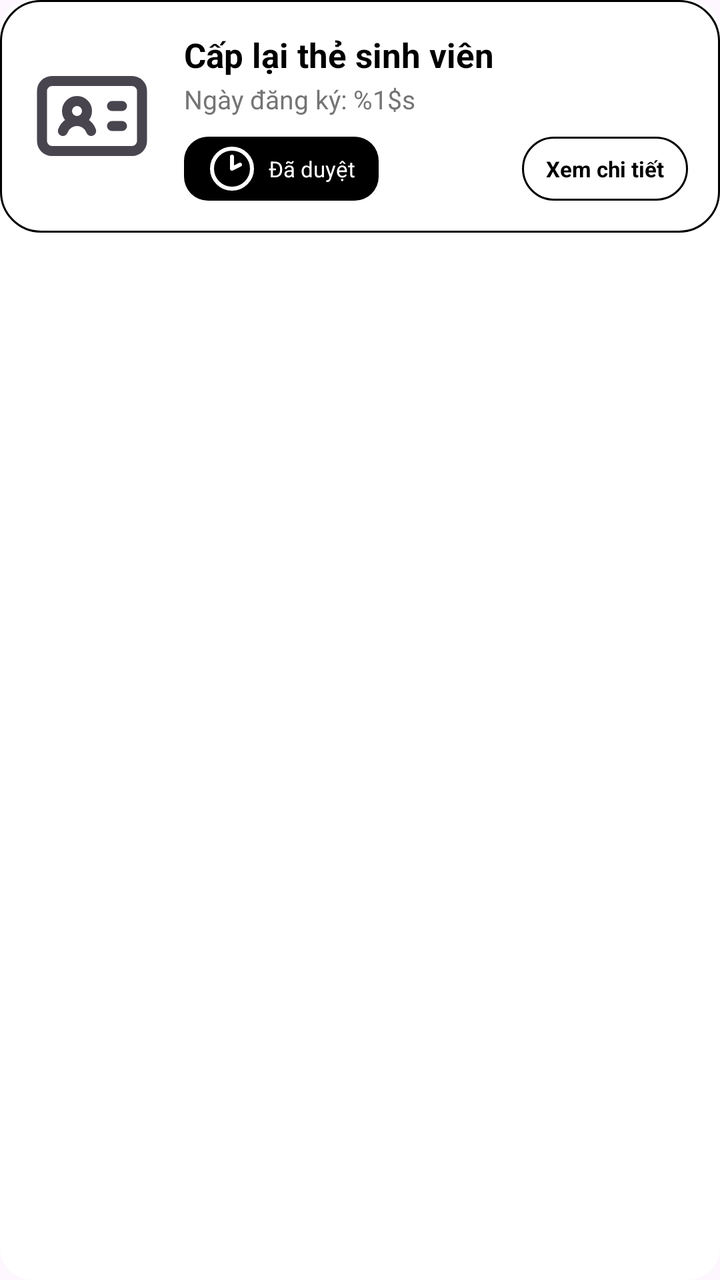
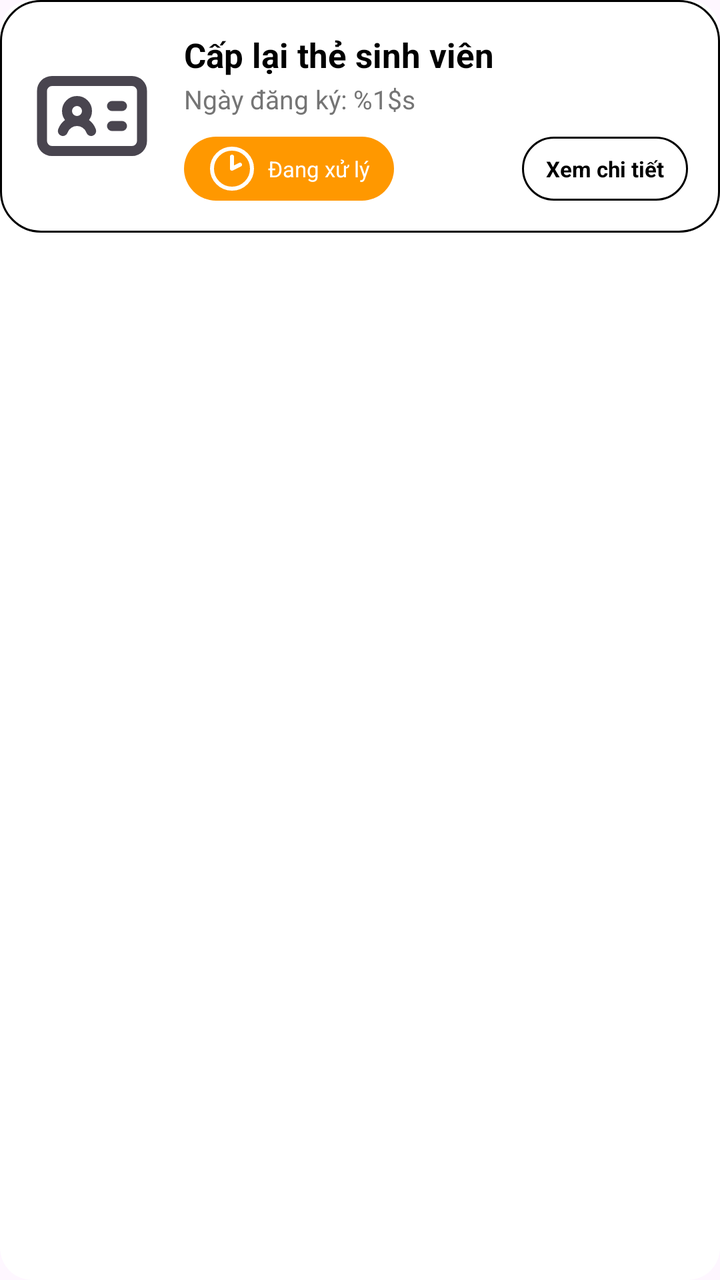

An Android layout rendered at two revisions. The XML below is the earlier revision; the diff shows what the commit changed to produce the second picture.
<!-- AndroidManifest.xml: application theme Theme.UTC2AppReborn -->
<!-- res/layout/item_public_service_result.xml -->
<?xml version="1.0" encoding="utf-8"?>
<androidx.cardview.widget.CardView
    xmlns:android="http://schemas.android.com/apk/res/android"
    xmlns:app="http://schemas.android.com/apk/res-auto"
    android:layout_width="match_parent"
    android:layout_height="wrap_content"
    android:layout_marginHorizontal="16dp"
    android:layout_marginVertical="8dp"
    app:cardCornerRadius="16dp"
    app:cardElevation="0dp">

    <LinearLayout
        android:layout_width="match_parent"
        android:layout_height="wrap_content"
        android:background="@drawable/bg_rounded_white"
        android:orientation="horizontal"
        android:padding="16dp"
        android:gravity="center_vertical">

        <ImageView
            android:id="@+id/imgIcon"
            android:layout_width="60dp"
            android:layout_height="60dp"
            android:src="@drawable/ic_id_card"
            android:scaleType="fitCenter"
            android:contentDescription="@string/section_public_service" />

        <RelativeLayout
            android:layout_width="match_parent"
            android:layout_height="wrap_content"
            android:layout_marginStart="16dp">

            <TextView
                android:id="@+id/txtTitle"
                android:layout_width="wrap_content"
                android:layout_height="wrap_content"
                android:text="@string/reissue_card_title"
                android:textColor="@color/black"
                android:textStyle="bold"
                android:textSize="17sp" />

            <TextView
                android:id="@+id/txtDate"
                android:layout_width="wrap_content"
                android:layout_height="wrap_content"
                android:layout_below="@id/txtTitle"
                android:layout_marginTop="2dp"
                android:text="@string/date_placeholder"
                android:textColor="#757575"
                android:textSize="13sp" />

            <TextView
                android:id="@+id/txtStatus"
                android:layout_width="wrap_content"
                android:layout_height="32dp"
                android:layout_below="@id/txtDate"
                android:layout_marginTop="10dp"
                android:background="@drawable/bg_button_black"
                android:paddingHorizontal="12dp"
                android:text="@string/status_approved"
                android:textColor="@color/white"
                android:textSize="11sp"
                app:drawableStartCompat="@drawable/ic_clock_2"
                android:drawablePadding="6dp"
                android:gravity="center"
                app:drawableTint="@color/white"/>

            <TextView
                android:id="@+id/btnDetail"
                android:layout_width="wrap_content"
                android:layout_height="32dp"
                android:layout_alignParentEnd="true"
                android:layout_alignBottom="@id/txtStatus"
                android:background="@drawable/bg_rounded_white"
                android:paddingHorizontal="12dp"
                android:text="@string/view_detail"
                android:textColor="@color/black"
                android:textSize="11sp"
                android:textStyle="bold"
                android:gravity="center" />
        </RelativeLayout>
    </LinearLayout>
</androidx.cardview.widget.CardView>
<!-- resources referenced by this layout -->
<resources>
  <color name="black">#FF000000</color>
  <color name="white">#FFFFFFFF</color>
  <!-- drawable bg_button_black (drawable) -->
  <?xml version="1.0" encoding="utf-8"?>
  <shape xmlns:android="http://schemas.android.com/apk/res/android">
      <solid android:color="@color/black" /> <corners android:radius="12dp" /> </shape>
  <!-- drawable bg_rounded_white (drawable) -->
  <?xml version="1.0" encoding="utf-8"?>
  <shape xmlns:android="http://schemas.android.com/apk/res/android">
      <solid android:color="@color/white" />
  
      <corners android:radius="20dp" />
  
      <stroke
          android:width="1dp"
          android:color="@color/black" />
  </shape>
  <!-- drawable ic_clock_2 (drawable) -->
  <vector xmlns:android="http://schemas.android.com/apk/res/android"
      android:width="24dp"
      android:height="24dp"
      android:viewportWidth="24"
      android:viewportHeight="24">
  
      <path
          android:pathData="M12 2a10 10 0 1 1 0 20a10 10 0 1 1 0-20"
          android:strokeColor="?attr/colorControlNormal"
          android:strokeWidth="2"
          android:fillColor="@android:color/transparent"/>
  
      <path
          android:pathData="M12 6v6l4-2"
          android:strokeColor="?attr/colorControlNormal"
          android:strokeWidth="2"
          android:fillColor="@android:color/transparent"
          android:strokeLineCap="round"
          android:strokeLineJoin="round"/>
  
  </vector>
  <!-- drawable ic_id_card (drawable) -->
  <vector xmlns:android="http://schemas.android.com/apk/res/android"
      android:width="24dp"
      android:height="24dp"
      android:viewportWidth="24"
      android:viewportHeight="24">
  
      <path
          android:pathData="M16 10h2"
          android:strokeColor="?attr/colorControlNormal"
          android:strokeWidth="2"
          android:fillColor="@android:color/transparent"
          android:strokeLineCap="round"
          android:strokeLineJoin="round"/>
  
      <path
          android:pathData="M16 14h2"
          android:strokeColor="?attr/colorControlNormal"
          android:strokeWidth="2"
          android:fillColor="@android:color/transparent"
          android:strokeLineCap="round"
          android:strokeLineJoin="round"/>
  
      <path
          android:pathData="M6.17 15a3 3 0 0 1 5.66 0"
          android:strokeColor="?attr/colorControlNormal"
          android:strokeWidth="2"
          android:fillColor="@android:color/transparent"
          android:strokeLineCap="round"
          android:strokeLineJoin="round"/>
  
      <path
          android:pathData="M9 9a2 2 0 1 1 0 4a2 2 0 1 1 0-4"
          android:strokeColor="?attr/colorControlNormal"
          android:strokeWidth="2"
          android:fillColor="@android:color/transparent"/>
  
      <path
          android:pathData="M2 7a2 2 0 0 1 2-2h16a2 2 0 0 1 2 2v10a2 2 0 0 1-2 2H4a2 2 0 0 1-2-2z"
          android:strokeColor="?attr/colorControlNormal"
          android:strokeWidth="2"
          android:fillColor="@android:color/transparent"/>
  
  </vector>
  <string name="date_placeholder">Ngày đăng ký: %1$s</string>
  <string name="reissue_card_title">Cấp lại thẻ sinh viên</string>
  <string name="section_public_service">Dịch vụ công</string>
  <string name="status_approved">Đã duyệt</string>
  <string name="view_detail">Xem chi tiết</string>
  <style name="Theme.UTC2AppReborn" parent="Base.Theme.UTC2AppReborn" />
  <style name="Base.Theme.UTC2AppReborn" parent="Theme.Material3.DayNight.NoActionBar">
  
          
          
  
          
          <item name="colorPrimary">@color/primary</item>
  
          
          <item name="colorOnSurface">#000000</item>
  
          
          <item name="colorOnPrimary">#000000</item>
  
          
          <item name="colorOnBackground">#000000</item>
  
      </style>
  <color name="primary">#1565C0</color>
</resources>

<!-- the commit's change to res/layout/item_public_service_result.xml (unified diff, before → after) -->
@@ -55,9 +55,9 @@
                 android:layout_height="32dp"
                 android:layout_below="@id/txtDate"
                 android:layout_marginTop="10dp"
-                android:background="@drawable/bg_button_black"
+                android:background="@drawable/bg_status_pending"
                 android:paddingHorizontal="12dp"
-                android:text="@string/status_approved"
+                android:text="@string/status_pending"
                 android:textColor="@color/white"
                 android:textSize="11sp"
                 app:drawableStartCompat="@drawable/ic_clock_2"
<!-- resource entries referenced after the edit -->
@@ -2,10 +2,6 @@
 <resources>
   <color name="black">#FF000000</color>
   <color name="white">#FFFFFFFF</color>
-  <!-- drawable bg_button_black (drawable) -->
-  <?xml version="1.0" encoding="utf-8"?>
-  <shape xmlns:android="http://schemas.android.com/apk/res/android">
-      <solid android:color="@color/black" /> <corners android:radius="12dp" /> </shape>
   <!-- drawable bg_rounded_white (drawable) -->
   <?xml version="1.0" encoding="utf-8"?>
   <shape xmlns:android="http://schemas.android.com/apk/res/android">
@@ -16,6 +12,12 @@
       <stroke
           android:width="1dp"
           android:color="@color/black" />
+  </shape>
+  <!-- drawable bg_status_pending (drawable) -->
+  <?xml version="1.0" encoding="utf-8"?>
+  <shape xmlns:android="http://schemas.android.com/apk/res/android">
+      <solid android:color="@color/score_orange" />
+      <corners android:radius="16dp" />
   </shape>
   <!-- drawable ic_clock_2 (drawable) -->
   <vector xmlns:android="http://schemas.android.com/apk/res/android"
@@ -86,9 +88,10 @@
   <string name="date_placeholder">Ngày đăng ký: %1$s</string>
   <string name="reissue_card_title">Cấp lại thẻ sinh viên</string>
   <string name="section_public_service">Dịch vụ công</string>
-  <string name="status_approved">Đã duyệt</string>
+  <string name="status_pending">Đang xử lý</string>
   <string name="view_detail">Xem chi tiết</string>
   <style name="Theme.UTC2AppReborn" parent="Base.Theme.UTC2AppReborn" />
+  <color name="score_orange">#FF9800</color>
   <style name="Base.Theme.UTC2AppReborn" parent="Theme.Material3.DayNight.NoActionBar">
   
           
